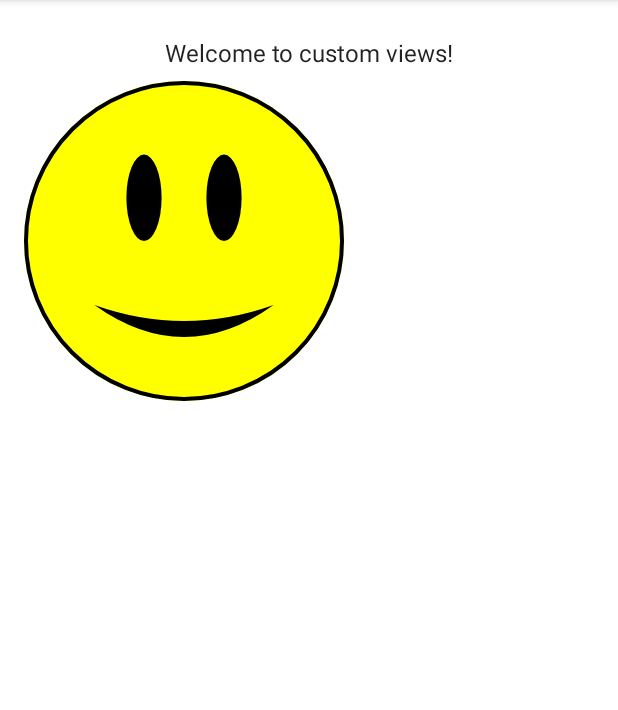
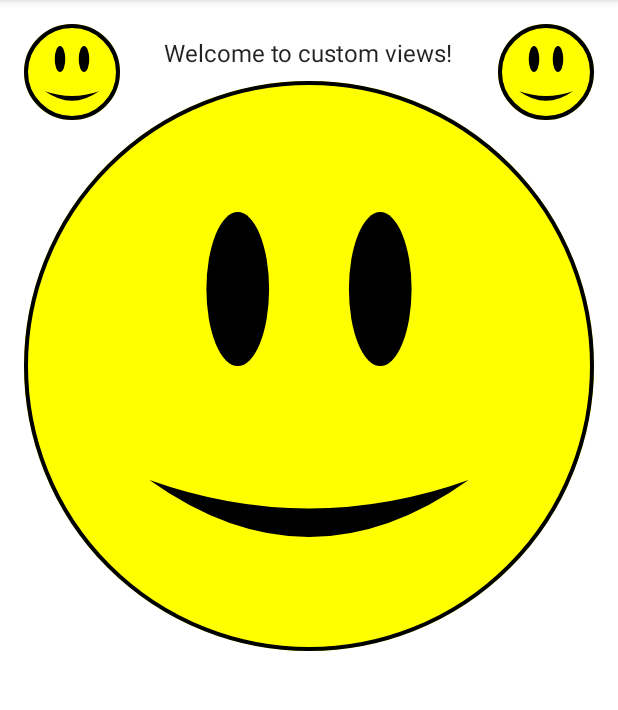
Before and after one commit to praveencris/CustomViewDemo, an Android app: the screen it shows after launch (MainActivity), on a phone screen of 412 x 824 dp, the part 84-794 px from its top. Run offline under Robolectric (Android 15) with nearby library versions, the phone set to English and light mode, and no system bars.

Commit message:
Added custom attributes'

```diff
--- a/app/src/main/java/com/example/behran/customviewdemo/EmotionalFaceView.kt
+++ b/app/src/main/java/com/example/behran/customviewdemo/EmotionalFaceView.kt
@@ -84,5 +84,12 @@ class EmotionalFaceView(context: Context, attrs: AttributeSet) : View(context, a
     }
 
 
+    override fun onMeasure(widthMeasureSpec: Int, heightMeasureSpec: Int) {
+        super.onMeasure(widthMeasureSpec, heightMeasureSpec)
+        // 1
+        size = Math.min(measuredWidth, measuredHeight)
+        // 2
+        setMeasuredDimension(size, size)
+    }
 
 }
--- a/app/src/main/res/layout/activity_main.xml
+++ b/app/src/main/res/layout/activity_main.xml
@@ -1,5 +1,5 @@
 <?xml version="1.0" encoding="utf-8"?>
-<LinearLayout xmlns:android="http://schemas.android.com/apk/res/android"
+<RelativeLayout xmlns:android="http://schemas.android.com/apk/res/android"
     xmlns:app="http://schemas.android.com/apk/res-auto"
     xmlns:tools="http://schemas.android.com/tools"
     android:layout_width="match_parent"
@@ -9,12 +9,15 @@
     tools:context=".MainActivity">
 
     <TextView
-        android:layout_width="match_parent"
+        android:id="@+id/labelTv"
+        android:layout_width="wrap_content"
         android:layout_height="wrap_content"
         android:text="Welcome to custom views!"
         android:textAlignment="center"
         android:textAppearance="@style/TextAppearance.AppCompat.Light.SearchResult.Subtitle"
         android:textSize="16sp"
+        android:layout_alignParentTop="true"
+        android:layout_centerHorizontal="true"
         android:padding="8dp"
         app:layout_constraintBottom_toBottomOf="parent"
         app:layout_constraintLeft_toLeftOf="parent"
@@ -24,6 +27,31 @@
     <com.example.behran.customviewdemo.EmotionalFaceView
         android:id="@+id/emotionalFaceView"
         android:layout_width="match_parent"
-        android:layout_height="match_parent"/>
+        android:layout_height="match_parent"
+        android:layout_below="@id/labelTv" />
 
-</LinearLayout>
+    <com.example.behran.customviewdemo.EmotionalFaceView
+        android:id="@+id/happyButton"
+        android:layout_width="@dimen/face_button_dimen"
+        android:layout_height="@dimen/face_button_dimen"
+        android:layout_alignParentStart="true"
+        android:layout_alignParentLeft="true"
+        app:borderColor="@color/white"
+        app:eyesColor="@color/white"
+        app:faceColor="@color/red"
+        app:mouthColor="@color/white"
+        app:state="happy" />
+
+    <com.example.behran.customviewdemo.EmotionalFaceView
+        android:id="@+id/sadButton"
+        android:layout_width="@dimen/face_button_dimen"
+        android:layout_height="@dimen/face_button_dimen"
+        android:layout_alignParentEnd="true"
+        android:layout_alignParentRight="true"
+        app:borderColor="@color/black"
+        app:eyesColor="@color/black"
+        app:faceColor="@color/light_grey"
+        app:mouthColor="@color/black"
+        app:state="sad" />
+
+</RelativeLayout>
--- /dev/null
+++ b/app/src/main/res/values/attrs.xml
@@ -0,0 +1,14 @@
+<?xml version="1.0" encoding="utf-8"?>
+<resources>
+    <declare-styleable name="EmotionalFaceView">
+        <attr name="faceColor" format="color" />
+        <attr name="eyesColor" format="color" />
+        <attr name="mouthColor" format="color" />
+        <attr name="borderColor" format="color" />
+        <attr name="borderWidth" format="dimension" />
+        <attr name="state" format="enum">
+            <enum name="happy" value="0" />
+            <enum name="sad" value="1" />
+        </attr>
+    </declare-styleable>
+</resources>
--- a/app/src/main/res/values/colors.xml
+++ b/app/src/main/res/values/colors.xml
@@ -7,4 +7,6 @@
     <color name="teal_700">#FF018786</color>
     <color name="black">#FF000000</color>
     <color name="white">#FFFFFFFF</color>
+    <color name="red">#D50000</color>
+    <color name="light_grey">#3A2F2E2E</color>
 </resources>
--- /dev/null
+++ b/app/src/main/res/values/dimens.xml
@@ -0,0 +1,4 @@
+<?xml version="1.0" encoding="utf-8"?>
+<resources>
+    <dimen name="face_button_dimen">64dp</dimen>
+</resources>
```
